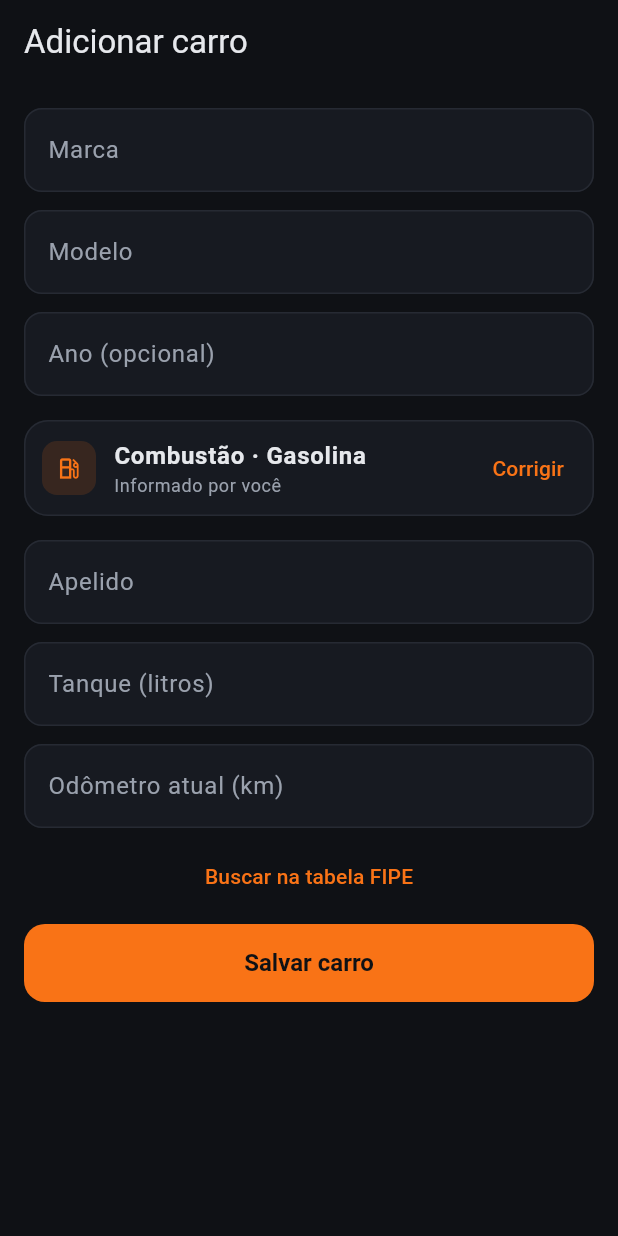
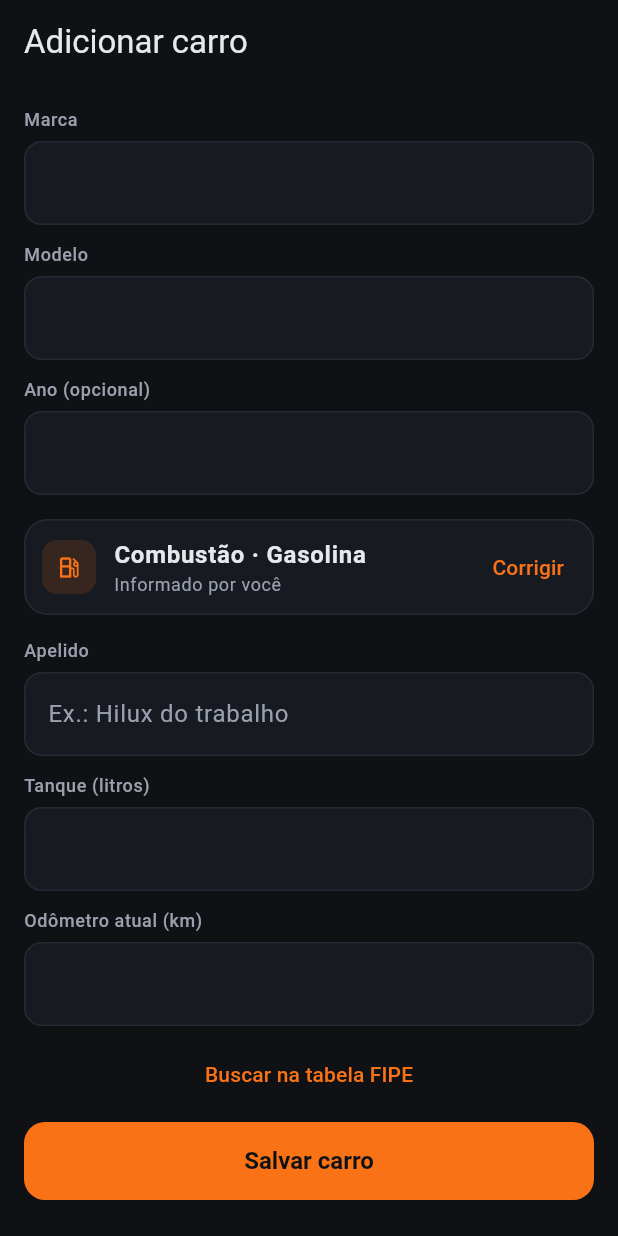
Before and after one commit to pedrocarvalho-13/nosso-combustivel, a Flutter app: the CadastroCarroView screen opened by its route, after a tap on "Não achou o carro? Cadastrar sem a FIPE", on a phone screen of 412 x 824 dp. Run offline on Flutter 3.47's test engine with Material 3 defaults, Android fonts, the phone set to English and light mode, and no system bars; our stand-ins replace dio, drift, drift_flutter, flutter_riverpod, go_router; accounts and stored records are empty; generated files the repository leaves out were written again; network calls fail.

Commit message:
style: rótulo dos campos fora do input, acima dele, nos formulários
Co-Authored-By: Claude Opus 5.5 <noreply@anthropic.com>

```diff
--- a/app/lib/core/tema/tema_app.dart
+++ b/app/lib/core/tema/tema_app.dart
@@ -78,6 +78,8 @@ abstract final class TemaApp {
       inputDecorationTheme: InputDecorationTheme(
         filled: true,
         fillColor: superficie,
+        helperMaxLines: 2,
+        errorMaxLines: 2,
         border: OutlineInputBorder(
           borderRadius: BorderRadius.circular(12),
           borderSide: BorderSide(color: borda),
--- a/app/lib/ui/carros/cadastro_carro_view.dart
+++ b/app/lib/ui/carros/cadastro_carro_view.dart
@@ -7,6 +7,7 @@ import '../../core/formato.dart';
 import '../../data/fipe/fipe_cliente.dart';
 import '../../domain/calculos/identificacao_energia.dart';
 import '../../domain/veiculo.dart';
+import '../comum/campo_com_rotulo.dart';
 import '../comum/icone_energia.dart';
 import 'cadastro_carro_view_model.dart';
 import 'seletor_energia.dart';
@@ -86,40 +87,50 @@ class _CadastroCarroViewState extends ConsumerState<CadastroCarroView> {
               ),
             ],
             const SizedBox(height: 16),
-            TextField(
+            CampoComRotulo(
+              rotulo: 'Apelido',
+              child: TextField(
                 controller: _apelido,
                 textCapitalization: TextCapitalization.sentences,
-              decoration: const InputDecoration(labelText: 'Apelido', hintText: 'Ex.: Hilux do trabalho'),
+                decoration: const InputDecoration(hintText: 'Ex.: Hilux do trabalho'),
+              ),
             ),
             const SizedBox(height: 12),
             Row(
+              crossAxisAlignment: CrossAxisAlignment.start,
               children: [
                 if (estado.energia?.tipo.abastece ?? true)
                   Expanded(
+                    child: CampoComRotulo(
+                      rotulo: 'Tanque (litros)',
                       child: TextField(
                         controller: _tanque,
                         keyboardType: const TextInputType.numberWithOptions(decimal: true),
-                      decoration: const InputDecoration(labelText: 'Tanque (litros)'),
+                      ),
                     ),
                   ),
                 if ((estado.energia?.tipo.abastece ?? true) && (estado.energia?.tipo.recarrega ?? false))
                   const SizedBox(width: 12),
                 if (estado.energia?.tipo.recarrega ?? false)
                   Expanded(
+                    child: CampoComRotulo(
+                      rotulo: 'Bateria (kWh)',
                       child: TextField(
                         controller: _bateria,
                         keyboardType: const TextInputType.numberWithOptions(decimal: true),
-                      decoration: const InputDecoration(labelText: 'Bateria (kWh)'),
+                      ),
                     ),
                   ),
               ],
             ),
             const SizedBox(height: 12),
-            TextField(
+            CampoComRotulo(
+              rotulo: 'Odômetro atual (km)',
+              child: TextField(
                 controller: _odometro,
                 keyboardType: TextInputType.number,
                 inputFormatters: [FilteringTextInputFormatter.digitsOnly],
-              decoration: const InputDecoration(labelText: 'Odômetro atual (km)'),
+              ),
             ),
             const SizedBox(height: 8),
             Center(
@@ -142,28 +153,27 @@ class _CadastroCarroViewState extends ConsumerState<CadastroCarroView> {
   }
 
   List<Widget> _camposManuais() => [
-        TextField(
-          controller: _marca,
-          textCapitalization: TextCapitalization.words,
-          decoration: const InputDecoration(labelText: 'Marca'),
+        CampoComRotulo(
+          rotulo: 'Marca',
+          child: TextField(controller: _marca, textCapitalization: TextCapitalization.words),
         ),
         const SizedBox(height: 12),
-        TextField(
-          controller: _modelo,
-          textCapitalization: TextCapitalization.words,
-          decoration: const InputDecoration(labelText: 'Modelo'),
+        CampoComRotulo(
+          rotulo: 'Modelo',
+          child: TextField(controller: _modelo, textCapitalization: TextCapitalization.words),
         ),
         const SizedBox(height: 12),
-        TextField(
+        CampoComRotulo(
+          rotulo: 'Ano (opcional)',
+          child: TextField(
             controller: _ano,
             keyboardType: TextInputType.number,
             inputFormatters: [FilteringTextInputFormatter.digitsOnly, LengthLimitingTextInputFormatter(4)],
-          decoration: const InputDecoration(labelText: 'Ano (opcional)'),
+          ),
         ),
       ];
 
   List<Widget> _camposFipe(CadastroCarroEstado estado) {
-    final textos = Theme.of(context).textTheme;
     return [
       ...estado.marcas.when(
         loading: () => [const LinearProgressIndicator()],
@@ -196,9 +206,8 @@ class _CadastroCarroViewState extends ConsumerState<CadastroCarroView> {
         ),
       ],
       if (estado.modelo != null) ...[
-        const SizedBox(height: 16),
-        Text('Ano e combustível', style: textos.labelLarge),
-        const SizedBox(height: 8),
+        const SizedBox(height: 12),
+        const CampoComRotulo(rotulo: 'Ano e combustível', child: SizedBox.shrink()),
         ...estado.anos.when(
           loading: () => [const LinearProgressIndicator()],
           error: (_, _) => [_AvisoFipe(aoTentarDeNovo: () => _vm.selecionarModelo(estado.modelo))],
@@ -245,9 +254,10 @@ class _ListaFipe extends StatelessWidget {
 
   @override
   Widget build(BuildContext context) {
-    return DropdownMenu<OpcaoFipe>(
+    return CampoComRotulo(
+      rotulo: rotulo,
+      child: DropdownMenu<OpcaoFipe>(
         expandedInsets: EdgeInsets.zero,
-      label: Text(rotulo),
         hintText: 'Digite para buscar',
         enableFilter: true,
         requestFocusOnTap: true,
@@ -258,6 +268,7 @@ class _ListaFipe extends StatelessWidget {
         dropdownMenuEntries: [
           for (final opcao in opcoes) DropdownMenuEntry(value: opcao, label: opcao.nome),
         ],
+      ),
     );
   }
 }
--- /dev/null
+++ b/app/lib/ui/comum/campo_com_rotulo.dart
@@ -0,0 +1,25 @@
+import 'package:flutter/material.dart';
+
+class CampoComRotulo extends StatelessWidget {
+  const CampoComRotulo({super.key, required this.rotulo, required this.child});
+
+  final String rotulo;
+  final Widget child;
+
+  @override
+  Widget build(BuildContext context) {
+    final estilo = Theme.of(context).textTheme.bodySmall?.copyWith(
+          color: Theme.of(context).colorScheme.onSurfaceVariant,
+          fontWeight: FontWeight.w500,
+        );
+    return Column(
+      crossAxisAlignment: CrossAxisAlignment.start,
+      mainAxisSize: MainAxisSize.min,
+      children: [
+        Text(rotulo, style: estilo),
+        const SizedBox(height: 6),
+        child,
+      ],
+    );
+  }
+}
```
Also changed, not shown: app/lib/ui/abastecimento/novo_abastecimento_view.dart (+20 -11 lines), app/lib/ui/comum/campo_data.dart (+6 -2 lines), app/lib/ui/recarga/nova_recarga_view.dart (+16 -7 lines). Lines whose indentation alone changed are shown as unchanged.
